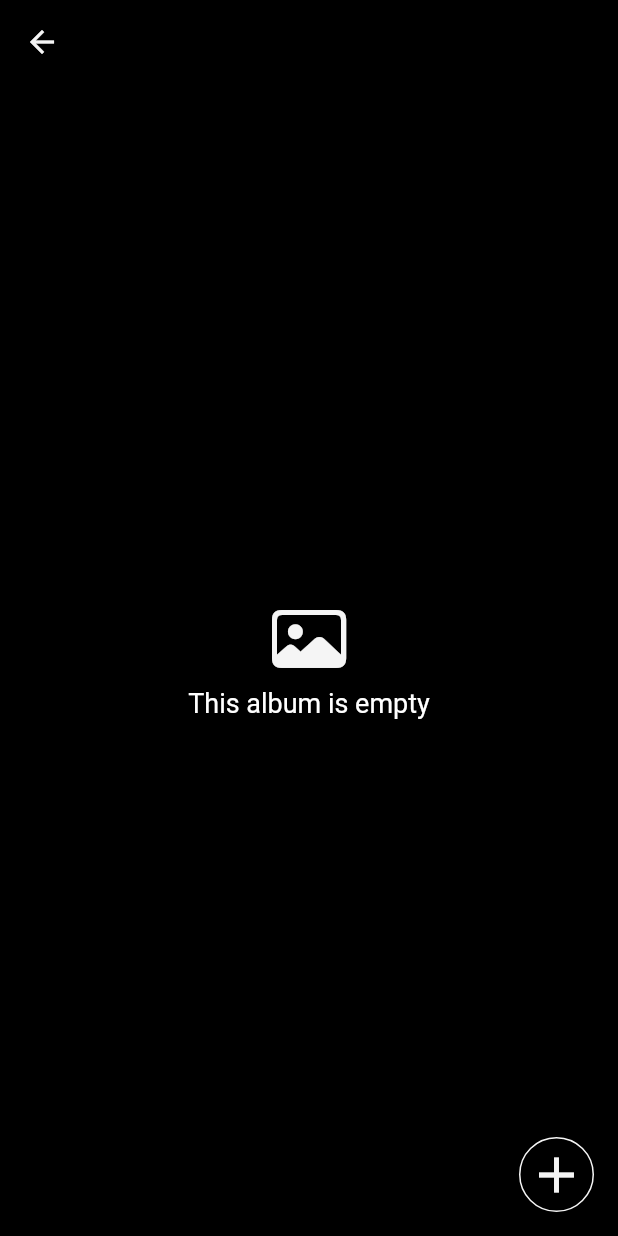
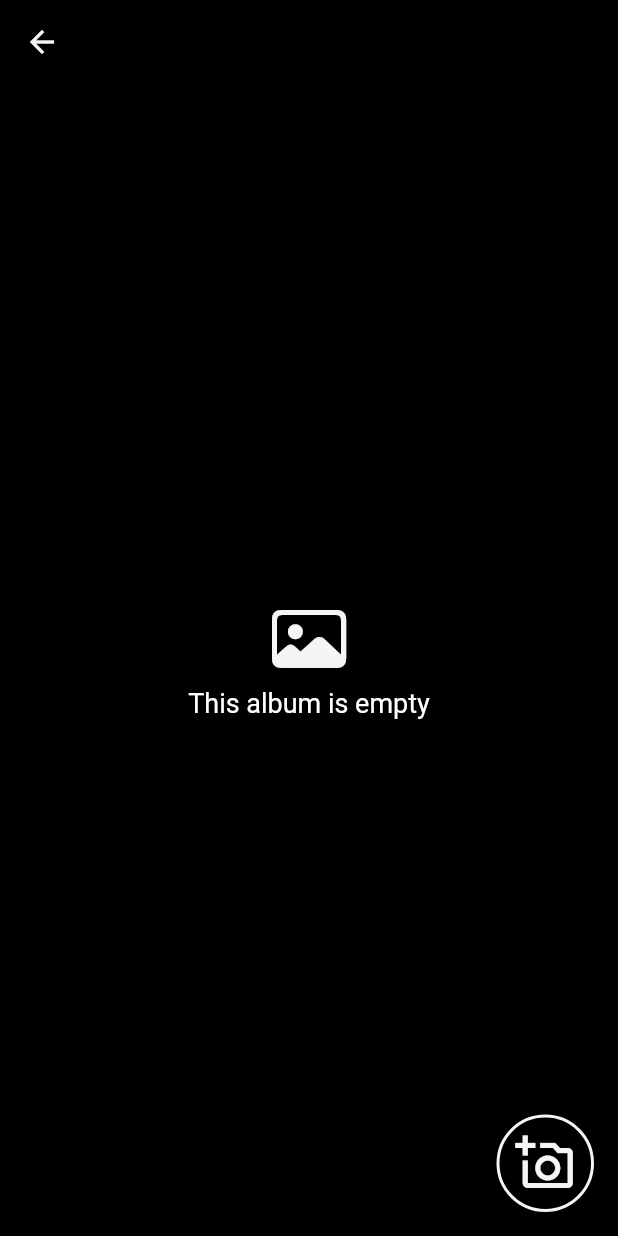
Before and after one commit to Finn-Ev/media-vault, a Flutter app: the AssetListPage screen opened directly with empty values, on a phone screen of 412 x 824 dp. Run offline on Flutter 3.47's test engine with Material 2 defaults, Android fonts, the phone set to English and light mode, and no system bars; our stand-ins replace auto_route, bloc, cached_network_image, chewie, cloud_firestore, dartz and 13 more; missing offline and left inert: video_thumbnail, wechat_assets_picker; accounts and stored records are empty.

```diff
--- a/lib/presentation/media/asset_list/widgets/upload_assets_floating_button.dart
+++ b/lib/presentation/media/asset_list/widgets/upload_assets_floating_button.dart
@@ -1,3 +1,4 @@
+import 'package:flutter/cupertino.dart';
 import 'package:flutter/material.dart';
 import 'package:flutter_bloc/flutter_bloc.dart';
 import 'package:media_vault/application/assets/asset_list/asset_list_bloc.dart';
@@ -45,20 +46,23 @@ class UploadAssetsFloatingButton extends StatelessWidget {
           return GestureDetector(
             onTap: _pickAssets,
             child: Container(
-              height: 50,
-              width: 50,
+              height: 65,
+              width: 65,
               decoration: BoxDecoration(
                 border: Border.all(
                   color: themeData.colorScheme.onPrimary,
-                  width: 1,
+                  width: 2,
                 ),
                 color: themeData.scaffoldBackgroundColor,
                 borderRadius: BorderRadius.circular(50),
               ),
               child: const Center(
-                child: Icon(
-                  Icons.add,
-                  size: 40,
+                child: Padding(
+                  padding: EdgeInsets.all(10.0),
+                  child: Icon(
+                    Icons.add_a_photo_outlined,
+                    size: 40,
+                  ),
                 ),
               ),
             ),
```
Also changed, not shown: lib/presentation/media/asset_carousel/asset_carousel_page.dart (+4 -3 lines), lib/presentation/media/asset_carousel/widgets/asset_carousel_bottom_menu.dart (+8 -0 lines).
